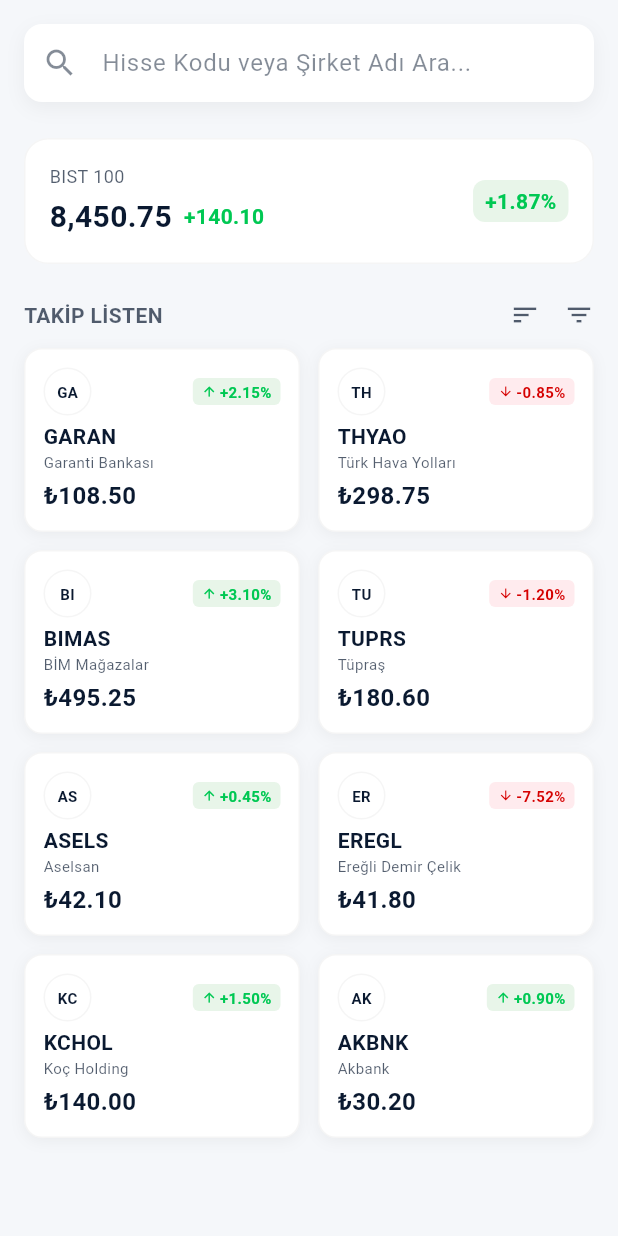
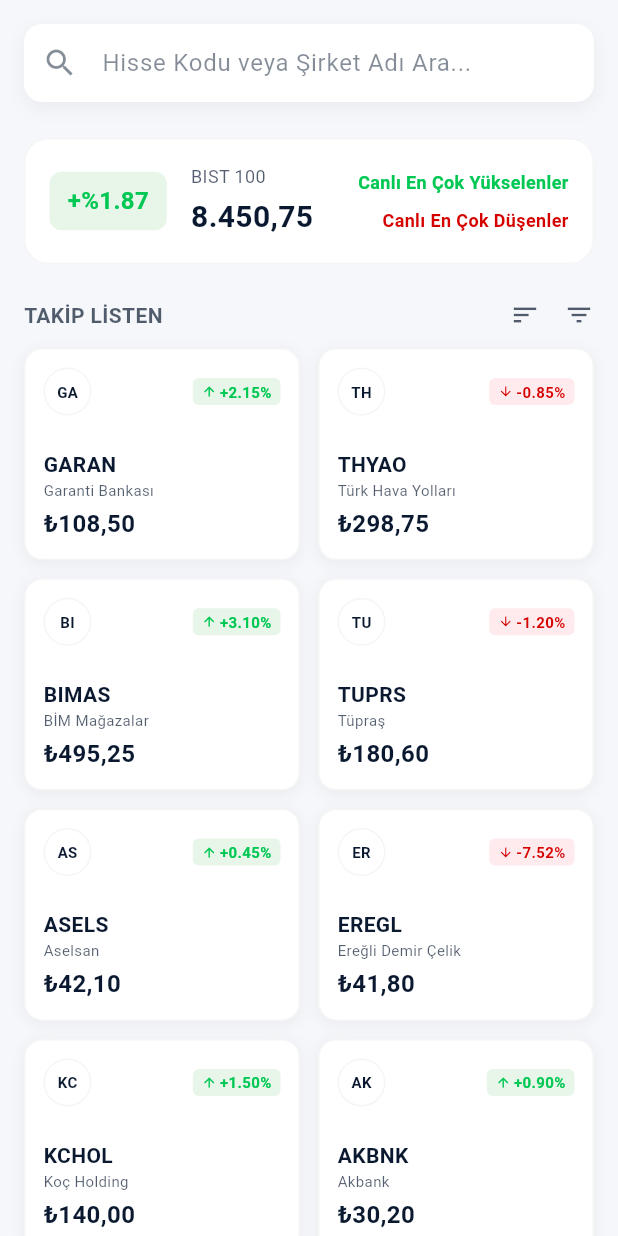
Before and after one commit to AbdullahDoolgun/MyInvest-app, a Flutter app: the LiveTrackingScreen widget shown alone on an empty page, opened directly, on a phone screen of 412 x 824 dp. Run offline on Flutter 3.47's test engine with Material 3 defaults, Android fonts, the phone set to English and light mode, and no system bars; our stand-ins replace bloc, equatable, flutter_bloc.

Commit message:
v0.1_CanliTakip

```diff
--- a/lib/main.dart
+++ b/lib/main.dart
@@ -7,6 +7,7 @@
 import 'blocs/stock/stock_bloc.dart';
 
 import 'blocs/theme/theme_cubit.dart';
+import 'blocs/settings/settings_cubit.dart';
 
 void main() {
   SystemChrome.setSystemUIOverlayStyle(
@@ -37,6 +38,7 @@
                 StockBloc(repository: stockRepository)..add(LoadStocks()),
           ),
           BlocProvider(create: (context) => ThemeCubit()),
+          BlocProvider(create: (context) => SettingsCubit()),
         ],
         child: BlocBuilder<ThemeCubit, ThemeState>(
           builder: (context, state) {
--- a/lib/models/stock_model.dart
+++ b/lib/models/stock_model.dart
@@ -14,7 +14,18 @@
   bool get isUp => changeRate >= 0;
   String get changeString =>
       "${changeRate >= 0 ? '+' : ''}${changeRate.toStringAsFixed(2)}%";
-  String get priceString => "₺${price.toStringAsFixed(2)}";
+  String get priceString {
+    String valueStr = price.toStringAsFixed(2);
+    List<String> parts = valueStr.split('.');
+    String wholePart = parts[0];
+    String decimalPart = parts[1];
+
+    RegExp reg = RegExp(r'(\d{1,3})(?=(\d{3})+(?!\d))');
+
+    wholePart = wholePart.replaceAllMapped(reg, (Match match) => '${match[1]}.');
+
+    return "₺$wholePart,$decimalPart";
+  }
 }
 
 class PortfolioItem {
--- a/lib/screens/live_tracking_screen.dart
+++ b/lib/screens/live_tracking_screen.dart
@@ -3,6 +3,7 @@
 import '../constants/colors.dart';
 
 import '../blocs/stock/stock_bloc.dart';
+import 'fullscreen_stock_view.dart';
 
 class LiveTrackingScreen extends StatelessWidget {
   const LiveTrackingScreen({super.key});
@@ -74,8 +75,28 @@
                     ),
                   ),
                   child: Row(
-                    mainAxisAlignment: MainAxisAlignment.spaceBetween,
                     children: [
+                      // Percentage on Left (Swapped from right)
+                      Container(
+                        padding: const EdgeInsets.symmetric(
+                          horizontal: 12,
+                          vertical: 8,
+                        ),
+                        decoration: BoxDecoration(
+                          color: AppColors.upLight,
+                          borderRadius: BorderRadius.circular(8),
+                        ),
+                        child: const Text(
+                          "+%1.87",
+                          style: TextStyle(
+                            color: AppColors.up,
+                            fontWeight: FontWeight.bold,
+                            fontSize: 16,
+                          ),
+                        ),
+                      ),
+                      const SizedBox(width: 16),
+                      // Market Info
                       Column(
                         crossAxisAlignment: CrossAxisAlignment.start,
                         children: [
@@ -89,47 +110,67 @@
                             ),
                           ),
                           const SizedBox(height: 4),
-                          Row(
-                            children: [
                           Text(
-                                "8,450.75",
+                            "8.450,75",
                             style: TextStyle(
                               fontSize: 20,
                               fontWeight: FontWeight.bold,
-                                  color: Theme.of(
-                                    context,
-                                  ).colorScheme.onSurface,
+                              color: Theme.of(context).colorScheme.onSurface,
                             ),
                           ),
-                              const SizedBox(width: 8),
-                              const Text(
-                                "+140.10",
+                        ],
+                      ),
+                      const Spacer(),
+                      // Top Risers / Fallers Links
+                      Column(
+                        crossAxisAlignment: CrossAxisAlignment.end,
+                        children: [
+                          InkWell(
+                            onTap: () {
+                              Navigator.push(
+                                context,
+                                MaterialPageRoute(
+                                  builder:
+                                      (_) => FullScreenStockView(
+                                        allStocks: state.allStocks,
+                                        mode: ViewMode.Risers,
+                                      ),
+                                ),
+                              );
+                            },
+                            child: const Text(
+                              "Canlı En Çok Yükselenler",
                               style: TextStyle(
-                                  fontSize: 14,
+                                fontSize: 12,
                                 fontWeight: FontWeight.bold,
                                 color: AppColors.up,
                               ),
                             ),
-                            ],
+                          ),
+                          const SizedBox(height: 8),
+                          InkWell(
+                            onTap: () {
+                              Navigator.push(
+                                context,
+                                MaterialPageRoute(
+                                  builder:
+                                      (_) => FullScreenStockView(
+                                        allStocks: state.allStocks,
+                                        mode: ViewMode.Fallers,
+                                      ),
+                                ),
+                              );
+                            },
+                            child: const Text(
+                              "Canlı En Çok Düşenler",
+                              style: TextStyle(
+                                fontSize: 12,
+                                fontWeight: FontWeight.bold,
+                                color: AppColors.down,
+                              ),
+                            ),
                           ),
                         ],
-                      ),
-                      Container(
-                        padding: const EdgeInsets.symmetric(
-                          horizontal: 8,
-                          vertical: 4,
-                        ),
-                        decoration: BoxDecoration(
-                          color: AppColors.upLight,
-                          borderRadius: BorderRadius.circular(8),
-                        ),
-                        child: const Text(
-                          "+1.87%",
-                          style: TextStyle(
-                            color: AppColors.up,
-                            fontWeight: FontWeight.bold,
-                          ),
-                        ),
                       ),
                     ],
                   ),
@@ -178,7 +219,7 @@
                   physics: const NeverScrollableScrollPhysics(),
                   gridDelegate: const SliverGridDelegateWithMaxCrossAxisExtent(
                     maxCrossAxisExtent: 200,
-                    childAspectRatio: 1.5,
+                    childAspectRatio: 1.3, // Decreased from 1.5 to prevent bottom overflow
                     crossAxisSpacing: 12,
                     mainAxisSpacing: 12,
                   ),
```
Also changed, not shown: lib/blocs/settings/settings_cubit.dart (added, +88 -0 lines), lib/screens/fullscreen_stock_view.dart (added, +318 -0 lines), lib/screens/home_screen.dart (+24 -12 lines), lib/screens/main_screen.dart (+6 -5 lines), lib/screens/settings_screen.dart (+76 -0 lines). Lines whose indentation alone changed are shown as unchanged.
